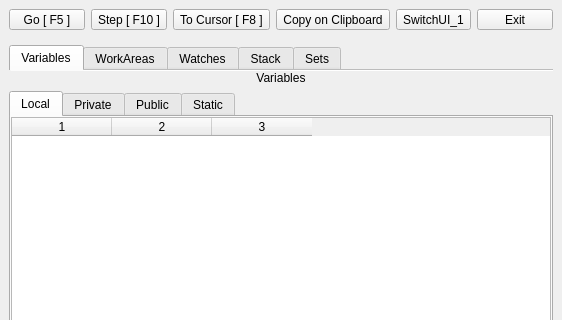
FiveTechSoft/qtcontribs, file hbide/debugger1.ui: the form before one commit; both pictures show x 0 to 562 and y 0 to 320 of the 562 by 704 pixel window.
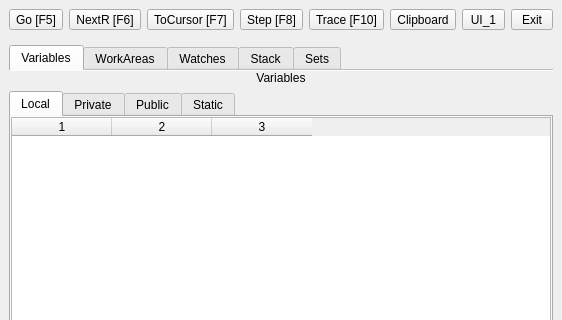
The form after the commit. Icons and pictures are not drawn.

The edit to the form file:
```diff
--- a/hbide/debugger1.ui
+++ b/hbide/debugger1.ui
@@ -62,12 +62,12 @@
          </sizepolicy>
         </property>
         <property name="text">
-         <string>Go [ F5 ]</string>
+         <string>Go [F5]</string>
         </property>
        </widget>
       </item>
       <item>
-       <widget class="QToolButton" name="btnStep">
+       <widget class="QToolButton" name="btnNextR">
         <property name="sizePolicy">
          <sizepolicy hsizetype="Preferred" vsizetype="Fixed">
           <horstretch>0</horstretch>
@@ -75,7 +75,7 @@
          </sizepolicy>
         </property>
         <property name="text">
-         <string>Step [ F10 ]</string>
+         <string>NextR [F6]</string>
         </property>
        </widget>
       </item>
@@ -88,7 +88,33 @@
          </sizepolicy>
         </property>
         <property name="text">
-         <string>To Cursor [ F8 ]</string>
+         <string>ToCursor [F7]</string>
+        </property>
+       </widget>
+      </item>
+      <item>
+       <widget class="QToolButton" name="btnStep">
+        <property name="sizePolicy">
+         <sizepolicy hsizetype="Preferred" vsizetype="Fixed">
+          <horstretch>0</horstretch>
+          <verstretch>0</verstretch>
+         </sizepolicy>
+        </property>
+        <property name="text">
+         <string>Step [F8]</string>
+        </property>
+       </widget>
+      </item>
+      <item>
+       <widget class="QToolButton" name="btnTrace">
+        <property name="sizePolicy">
+         <sizepolicy hsizetype="Preferred" vsizetype="Fixed">
+          <horstretch>0</horstretch>
+          <verstretch>0</verstretch>
+         </sizepolicy>
+        </property>
+        <property name="text">
+         <string>Trace [F10]</string>
         </property>
        </widget>
       </item>
@@ -101,7 +127,7 @@
          </sizepolicy>
         </property>
         <property name="text">
-         <string>Copy on Clipboard</string>
+         <string>Clipboard</string>
         </property>
        </widget>
       </item>
@@ -114,7 +140,7 @@
          </sizepolicy>
         </property>
         <property name="text">
-         <string>SwitchUI_1</string>
+         <string>UI_1</string>
         </property>
        </widget>
       </item>
```
